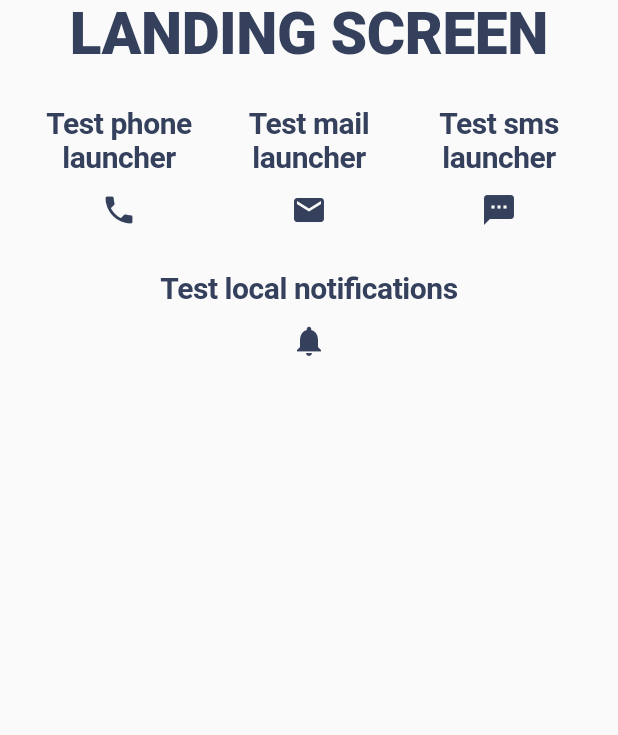
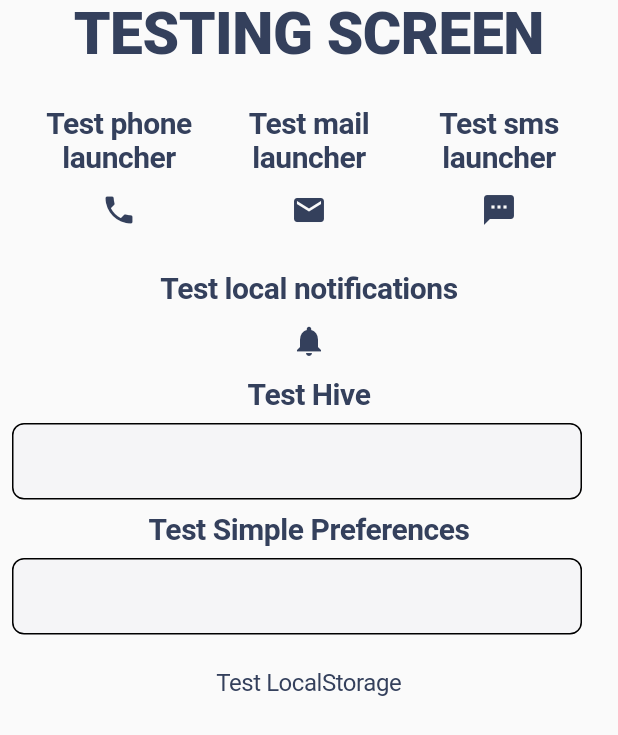
Before and after one commit to Bojki96/BDApp-contact-info, a Flutter app: the screen it shows after launch, on a phone screen of 412 x 824 dp. Shown: the top 735 px of the screen. Run offline on Flutter 3.47's test engine with Material 2 defaults, Android fonts, the light colour scheme and no system bars; our stand-ins replace cached_network_image, device_preview, dio, flutter_dotenv, flutter_local_notifications, freezed_annotation and 7 more; accounts and stored records are empty.

Commit message:
local storage tests successfull

```diff
--- a/analysis_options.yaml
+++ b/analysis_options.yaml
@@ -27,3 +27,6 @@ linter:
 
 # Additional information about this file can be found at
 # https://dart.dev/guides/language/analysis-options
+analyzer:
+  exclude:
+    - lib/entities/*.g.dart
--- a/lib/local_storage/hive/local_storage.dart
+++ b/lib/local_storage/hive/local_storage.dart
@@ -2,9 +2,15 @@ import 'package:hive/hive.dart';
 
 // TODO: ADD TYPES OF BOXES
 class LocalStorage {
-  static init({required List<String> boxes}) async {
+  static Future init({required List<String> boxes}) async {
     for (int index = 0; index < boxes.length; index++) {
       await Hive.openBox(boxes[index]);
+    }
+  }
+
+  static registerAdapters({required List adapters}) {
+    for (int index = 0; index < adapters.length; index++) {
+      Hive.registerAdapter(adapters[index]);
     }
   }
 
@@ -12,6 +18,26 @@ class LocalStorage {
     await Hive.close();
   }
 
-  static put() {}
-  static get() {}
+  static Future put(
+    String boxName, {
+    required final key,
+    required final object,
+  }) async {
+    await Hive.box(boxName).put(key, object);
+  }
+
+  static get({
+    required String boxName,
+    required final key,
+  }) {
+    return Hive.box(boxName).get(key);
+  }
+
+  static keysPreview(String boxName) {
+    print(Hive.box(boxName).keys);
+  }
+
+  static valuesPreview(String boxName) {
+    print(Hive.box(boxName).values);
+  }
 }
--- a/lib/local_storage/hive/local_storage_box.dart
+++ b/lib/local_storage/hive/local_storage_box.dart
@@ -1,12 +1,8 @@
 class LocalStorageBox {
   static final name = _Name();
-  static final type = _Type();
 }
 
 class _Name {
-  static String personalData = 'personal-data';
+  String test = 'test';
+  String userInfo = 'user-info';
 }
-
-class _Type {
-  static Object? user;
-}
--- a/lib/main.dart
+++ b/lib/main.dart
@@ -2,6 +2,8 @@ import 'dart:async';
 
 import 'package:flutter/material.dart';
 import 'package:flutter/services.dart';
+import 'package:flutter_template/local_storage/hive/local_storage.dart';
+import 'package:flutter_template/local_storage/hive/local_storage_box.dart';
 import 'package:flutter_template/notifications/local_notifications.dart';
 import 'package:hive_flutter/hive_flutter.dart';
 
@@ -11,9 +13,14 @@ import 'local_storage/simple_preferences.dart';
 // TODO: ADD FLAVOURS
 Future<void> main() async {
   WidgetsFlutterBinding.ensureInitialized();
+  await Hive.initFlutter();
+  await LocalStorage.init(boxes: [
+    LocalStorageBox.name.userInfo,
+    LocalStorageBox.name.test,
+  ]);
   await SimplePreferences.init();
-  LocalNotifications.init();
-  await Hive.initFlutter();
+  await LocalNotifications.init();
+
 // TODO: SET ORIENTATION
   await SystemChrome.setPreferredOrientations([
     DeviceOrientation.portraitUp,
--- a/lib/notifications/local_notifications.dart
+++ b/lib/notifications/local_notifications.dart
@@ -11,7 +11,7 @@ class LocalNotifications {
   // TODO: HOW TO REMOVE FROM STATIC
   static final BehaviorSubject<Notifications> didRecievedSubject =
       BehaviorSubject<Notifications>();
-  static void init() async {
+  static Future init() async {
     tz.initializeTimeZones();
     _flutterLocalNotificationsPlugin = FlutterLocalNotificationsPlugin();
 
--- a/lib/routing/main_router.dart
+++ b/lib/routing/main_router.dart
@@ -1,7 +1,7 @@
 import 'package:flutter/material.dart';
 import 'package:go_router/go_router.dart';
 
-import '../screens/landing_screen.dart';
+import '../screens/testing_screen.dart';
 
 class ErrorScreen extends StatelessWidget {
   const ErrorScreen({Key? key}) : super(key: key);
@@ -25,7 +25,7 @@ final mainRouter = GoRouter(
   routes: [
     GoRoute(
       path: '/landing',
-      builder: (context, state) => const LandingScreen(),
+      builder: (context, state) => const TestingScreen(),
     ),
     // GoRoute(
     //   path: '/login',
--- a/lib/screens/landing_screen.dart
+++ /dev/null
@@ -1,82 +0,0 @@
-import 'package:flutter/material.dart';
-import 'package:flutter_template/notifications/local_notifications.dart';
-import 'package:flutter_template/typography.dart';
-import 'package:flutter_template/utils/launch.dart';
-
-class LandingScreen extends StatelessWidget {
-  const LandingScreen({Key? key}) : super(key: key);
-
-  @override
-  Widget build(BuildContext context) {
-    return SafeArea(
-      child: Column(
-        children: [
-          TextType.h1('LANDING SCREEN'),
-          Padding(
-            padding: const EdgeInsets.fromLTRB(16, 24, 16, 16),
-            child: Row(
-              mainAxisAlignment: MainAxisAlignment.spaceEvenly,
-              children: [
-                Expanded(
-                  child: Column(
-                    children: [
-                      TextType.h3(
-                        'Test phone launcher',
-                        textAlign: TextAlign.center,
-                      ),
-                      IconButton(
-                        onPressed: () => Launch.phone('098 1756 158'),
-                        icon: const Icon(Icons.phone),
-                      ),
-                    ],
-                  ),
-                ),
-                Expanded(
-                  child: Column(
-                    children: [
-                      TextType.h3(
-                        'Test mail launcher',
-                        textAlign: TextAlign.center,
-                      ),
-                      IconButton(
-                        onPressed: () =>
-                            Launch.mail('bdappdevelopment@gmail.com'),
-                        icon: const Icon(Icons.mail),
-                      ),
-                    ],
-                  ),
-                ),
-                Expanded(
-                  child: Column(
-                    children: [
-                      TextType.h3(
-                        'Test sms launcher',
-                        textAlign: TextAlign.center,
-                      ),
-                      IconButton(
-                        onPressed: () => Launch.phone('098 1756 158'),
-                        icon: const Icon(Icons.sms),
-                      ),
-                    ],
-                  ),
-                ),
-              ],
-            ),
-          ),
-          Column(
-            children: [
-              TextType.h3(
-                'Test local notifications',
-                textAlign: TextAlign.center,
-              ),
-              IconButton(
-                onPressed: () => LocalNotifications.showDailyAtTime(),
-                icon: const Icon(Icons.notifications),
-              ),
-            ],
-          ),
-        ],
-      ),
-    );
-  }
-}
--- /dev/null
+++ b/lib/screens/testing_screen.dart
@@ -0,0 +1,171 @@
+import 'package:flutter/material.dart';
+import 'package:flutter_template/local_storage/hive/local_storage.dart';
+import 'package:flutter_template/local_storage/hive/local_storage_box.dart';
+import 'package:flutter_template/local_storage/simple_preferences.dart';
+import 'package:flutter_template/notifications/local_notifications.dart';
+import 'package:flutter_template/typography.dart';
+import 'package:flutter_template/utils/launch.dart';
+
+class TestingScreen extends StatefulWidget {
+  const TestingScreen({Key? key}) : super(key: key);
+
+  @override
+  State<TestingScreen> createState() => _TestingScreenState();
+}
+
+class _TestingScreenState extends State<TestingScreen> {
+  final TextEditingController hiveController = TextEditingController();
+  final TextEditingController preferencesController = TextEditingController();
+
+  String hiveValue = '';
+  String preferncesValue = '';
+
+  Widget _buildLauncherTest() {
+    return Row(
+      mainAxisAlignment: MainAxisAlignment.spaceEvenly,
+      children: [
+        Expanded(
+          child: Column(
+            children: [
+              TextType.h3(
+                'Test phone launcher',
+                textAlign: TextAlign.center,
+              ),
+              IconButton(
+                onPressed: () => Launch.phone('098 1756 158'),
+                icon: const Icon(Icons.phone),
+              ),
+            ],
+          ),
+        ),
+        Expanded(
+          child: Column(
+            children: [
+              TextType.h3(
+                'Test mail launcher',
+                textAlign: TextAlign.center,
+              ),
+              IconButton(
+                onPressed: () => Launch.mail('bdappdevelopment@gmail.com'),
+                icon: const Icon(Icons.mail),
+              ),
+            ],
+          ),
+        ),
+        Expanded(
+          child: Column(
+            children: [
+              TextType.h3(
+                'Test sms launcher',
+                textAlign: TextAlign.center,
+              ),
+              IconButton(
+                onPressed: () => Launch.phone('098 1756 158'),
+                icon: const Icon(Icons.sms),
+              ),
+            ],
+          ),
+        ),
+      ],
+    );
+  }
+
+  Widget _buildLocalNotificationTest() {
+    return Column(
+      children: [
+        TextType.h3(
+          'Test local notifications',
+          textAlign: TextAlign.center,
+        ),
+        IconButton(
+          onPressed: () => LocalNotifications.showDailyAtTime(),
+          icon: const Icon(Icons.notifications),
+        ),
+      ],
+    );
+  }
+
+  Widget _buildLocalStorageTest() {
+    return Column(
+      children: [
+        TextType.h3(
+          'Test Hive',
+          textAlign: TextAlign.center,
+        ),
+        Row(
+          children: [
+            Expanded(
+              child: Padding(
+                padding: const EdgeInsets.all(8.0),
+                child: TextField(
+                  controller: hiveController,
+                ),
+              ),
+            ),
+            TextType.p1(
+              hiveValue,
+              textAlign: TextAlign.center,
+              padding: const EdgeInsets.all(8),
+              color: Colors.red,
+            ),
+          ],
+        ),
+        TextType.h3(
+          'Test Simple Preferences',
+          textAlign: TextAlign.center,
+        ),
+        Row(
+          children: [
+            Expanded(
+              child: Padding(
+                padding: const EdgeInsets.all(8.0),
+                child: TextField(
+                  controller: preferencesController,
+                ),
+              ),
+            ),
+            TextType.p1(
+              preferncesValue,
+              textAlign: TextAlign.center,
+              padding: const EdgeInsets.all(8),
+              color: Colors.red,
+            ),
+          ],
+        ),
+        TextButton(
+          onPressed: () async {
+            await LocalStorage.put(
+              LocalStorageBox.name.test,
+              key: 'test1',
+              object: hiveController.text,
+            );
+            await SimplePreferences.setEmail(email: preferencesController.text);
+            setState(() {
+              preferncesValue = SimplePreferences.getEmail()!;
+              hiveValue = LocalStorage.get(
+                  boxName: LocalStorageBox.name.test, key: 'test1');
+            });
+          },
+          child: TextType.p1('Test LocalStorage'),
+        ),
+      ],
+    );
+  }
+
+  @override
+  Widget build(BuildContext context) {
+    return SafeArea(
+      child: Column(
+        children: [
+          TextType.h1('TESTING SCREEN'),
+          Padding(
+            padding: const EdgeInsets.fromLTRB(16, 24, 16, 16),
+            child: _buildLauncherTest(),
+          ),
+          _buildLocalNotificationTest(),
+          _buildLocalStorageTest(),
+        ],
+      ),
+    );
+  }
+}
--- a/lib/theme.dart
+++ b/lib/theme.dart
@@ -62,27 +62,27 @@ ThemeData theme = ThemeData(
       letterSpacing: -0.3,
     ),
     enabledBorder: OutlineInputBorder(
-      borderSide: BorderSide.none,
+      borderSide: const BorderSide(color: Colors.black),
       borderRadius: BorderRadius.circular(8),
     ),
     border: OutlineInputBorder(
-      borderSide: BorderSide.none,
+      borderSide: const BorderSide(color: Colors.black),
       borderRadius: BorderRadius.circular(8),
     ),
     focusedBorder: OutlineInputBorder(
-      borderSide: BorderSide.none,
+      borderSide: const BorderSide(color: Colors.black),
       borderRadius: BorderRadius.circular(8),
     ),
     focusedErrorBorder: OutlineInputBorder(
-      borderSide: BorderSide.none,
+      borderSide: const BorderSide(color: Colors.black),
       borderRadius: BorderRadius.circular(8),
     ),
     errorBorder: OutlineInputBorder(
-      borderSide: BorderSide.none,
+      borderSide: const BorderSide(color: Colors.black),
       borderRadius: BorderRadius.circular(8),
     ),
     disabledBorder: OutlineInputBorder(
-      borderSide: BorderSide.none,
+      borderSide: const BorderSide(color: Colors.black),
       borderRadius: BorderRadius.circular(8),
     ),
   ),
```
Also changed, not shown: lib/entities/user.dart (+18 -18 lines), lib/gen/assets.gen.dart (added, +92 -0 lines), lib/entities/user.freezed.dart (added), lib/entities/user.g.dart (added), 4 other files.
